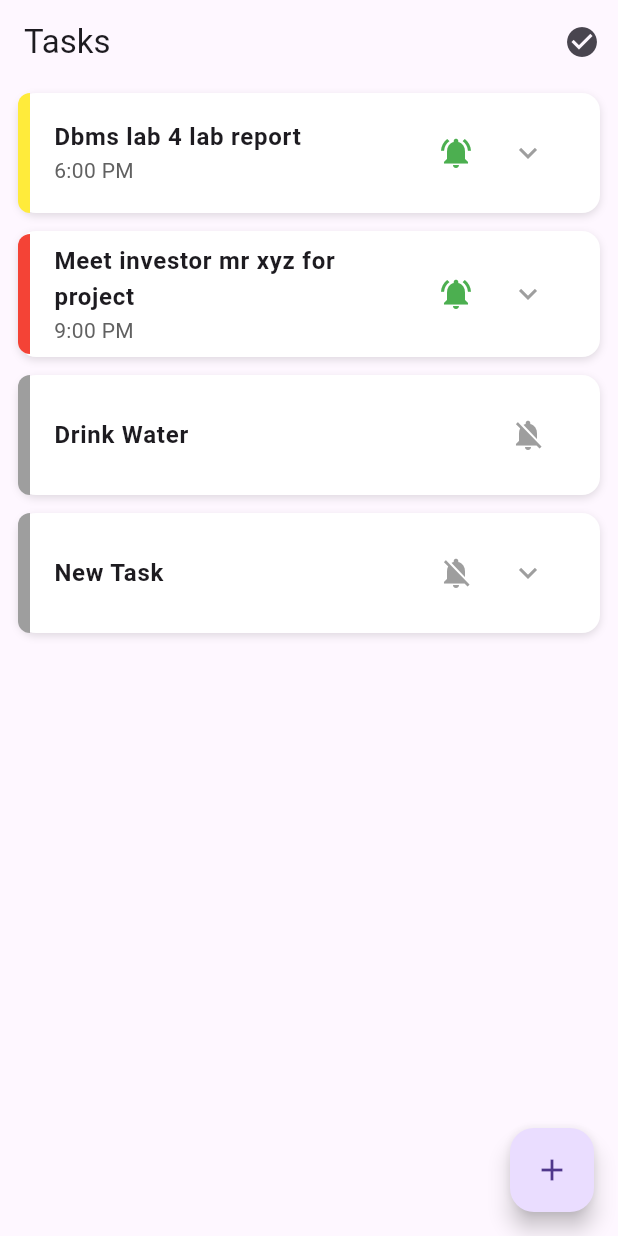
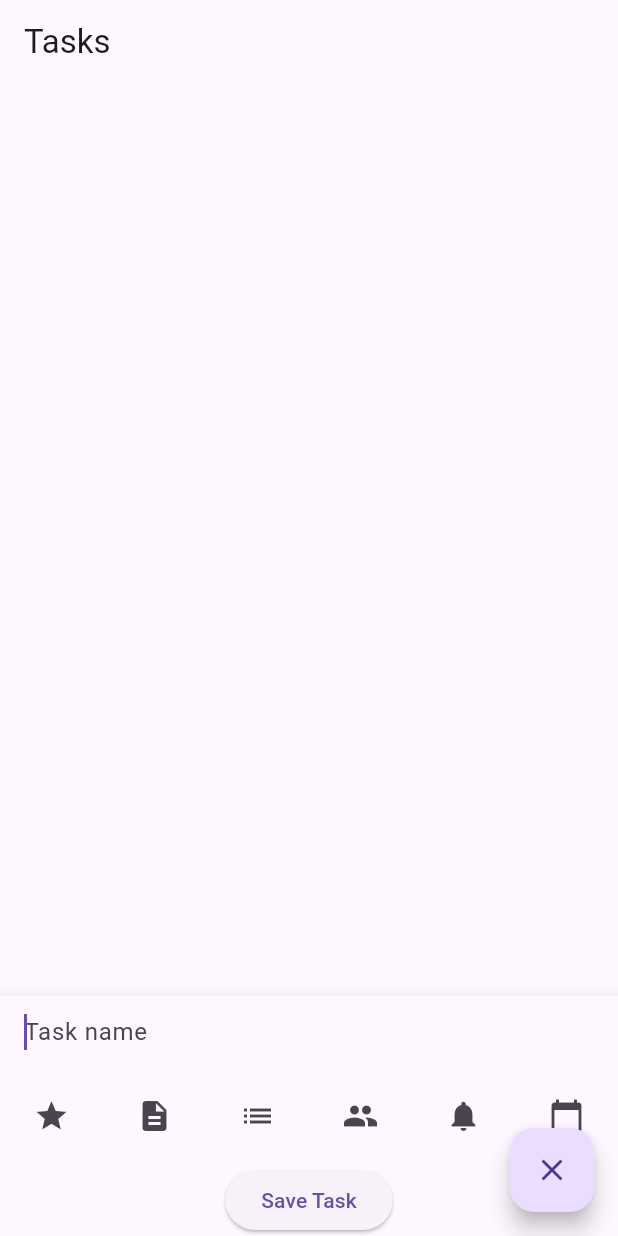
Before and after one commit to AayushJha2004/todo_flutter, a Flutter app: the screen it shows after launch, after a tap on the "add" icon, on a phone screen of 412 x 824 dp. Run offline on Flutter 3.47's test engine with Material 3 defaults, Android fonts, the phone set to English and light mode, and no system bars.

Commit message:
add task done now need to check if keyboard comes if i do it in phone  cz in emmulator is not showing keyboard

```diff
--- a/lib/main.dart
+++ b/lib/main.dart
@@ -25,42 +25,52 @@
 }
 
 class _TaskScreenState extends State<TaskScreen> {
-  List<Task> tasks = [
-    Task(
-      title: 'Dbms lab 4 lab report',
-      date: DateTime.now(),
-      time: TimeOfDay(hour: 18, minute: 0),
-      notification: true,
-      importance: 'Medium',
-      group: 'College',
-      details: 'Submit the lab report before 6 PM.',
-    ),
-    Task(
-      title: 'Meet investor mr xyz for project',
-      date: DateTime.now(),
-      time: TimeOfDay(hour: 21, minute: 0),
-      notification: true,
-      importance: 'High',
-      group: 'Work',
-      details: 'Prepare presentation and financial summary.',
-    ),
-    Task(
-      title: 'Drink Water',
-      notification: false,
-      group: 'Personal',
-    ),
-  ];
+  List<Task> tasks = [];
+  Task? editingTask; // To track the task being edited
+  bool isAddingTask = false; // Track if we're adding a new task
+  final TextEditingController _taskController = TextEditingController();
 
-  List<Task> completedTasks = [];
+  @override
+  void dispose() {
+    _taskController.dispose();
+    super.dispose();
+  }
 
-  void toggleExpand(String taskTitle) {
+  /// Add or Save a Task
+  void saveTask() {
     setState(() {
-      tasks.firstWhere((task) => task.title == taskTitle).isExpanded =
-          !(tasks.firstWhere((task) => task.title == taskTitle).isExpanded ??
-              false);
+      if (editingTask != null) {
+        // Update an existing task
+        editingTask!.title = _taskController.text;
+        editingTask = null;
+      } else {
+        // Add a new task
+        tasks.add(Task(
+          title: _taskController.text,
+        ));
+      }
+      isAddingTask = false;
+      _taskController.clear();
     });
   }
 
+  /// Edit a Task
+  void editTask(Task task) {
+    setState(() {
+      editingTask = task;
+      _taskController.text = task.title;
+      isAddingTask = true; // Show the editor
+    });
+  }
+
+  /// Delete a Task
+  void deleteTask(Task task) {
+    setState(() {
+      tasks.remove(task);
+    });
+  }
+
+  /// Toggle Notification
   void toggleNotification(Task task) {
     setState(() {
       task.notification = !task.notification;
@@ -77,38 +87,15 @@
     );
   }
 
-  void editTask(Task task) {
-    ScaffoldMessenger.of(context).showSnackBar(
-      SnackBar(
-        content: Text('Edit Task: "${task.title}"'),
-        duration: Duration(seconds: 1),
-      ),
-    );
+  /// Toggle Task Editor
+  void toggleTaskEditor() {
+    setState(() {
+      isAddingTask = !isAddingTask;
+      if (!isAddingTask) {
+        editingTask = null;
+        _taskController.clear();
       }
-
-  void deleteTask(Task task) {
-    setState(() {
-      tasks.remove(task);
     });
-    ScaffoldMessenger.of(context).showSnackBar(
-      SnackBar(
-        content: Text('Task "${task.title}" deleted'),
-        duration: Duration(seconds: 1),
-      ),
-    );
-  }
-
-  Color getPriorityColor(String importance) {
-    switch (importance) {
-      case 'High':
-        return Colors.red;
-      case 'Medium':
-        return Colors.yellow;
-      case 'Low':
-        return Colors.green;
-      default:
-        return Colors.grey;
-    }
   }
 
   @override
@@ -116,43 +103,96 @@
     return Scaffold(
       appBar: AppBar(
         title: Text('Tasks'),
-        actions: [
-          IconButton(
-            icon: Icon(Icons.check_circle),
-            onPressed: () {
-              ScaffoldMessenger.of(context).showSnackBar(
-                SnackBar(
-                  content: Text(
-                    'Completed Tasks: ${completedTasks.length}',
       ),
-                  duration: Duration(seconds: 2),
-                ),
-              );
-            },
-          )
-        ],
-      ),
-      body: ListView.builder(
+      body: Column(
+        children: [
+          Expanded(
+            child: ListView.builder(
               itemCount: tasks.length,
               itemBuilder: (context, index) {
                 final task = tasks[index];
-
                 return TaskCard(
                   task: task,
                   onDelete: () => deleteTask(task),
                   onEdit: () => editTask(task),
                   onToggleNotification: () => toggleNotification(task),
-            onExpand: () => toggleExpand(task.title),
+                  onExpand: () {},
                 );
               },
             ),
+          ),
+
+          // Inline Task Editor
+          if (isAddingTask)
+            Material(
+              elevation: 8,
+              child: Column(
+                children: [
+                  TextField(
+                    controller: _taskController,
+                    autofocus: true,
+                    decoration: InputDecoration(
+                      hintText: 'Task name',
+                      contentPadding: EdgeInsets.symmetric(
+                          horizontal: 16, vertical: 8),
+                      border: InputBorder.none,
+                    ),
+                  ),
+                  SizedBox(height: 8),
+                  Row(
+                    mainAxisAlignment: MainAxisAlignment.spaceAround,
+                    children: [
+                      IconButton(
+                        icon: Icon(Icons.star),
+                        onPressed: () {
+                          // Handle Importance
+                        },
+                      ),
+                      IconButton(
+                        icon: Icon(Icons.description),
+                        onPressed: () {
+                          // Handle Details (mutually exclusive with Subpoints)
+                        },
+                      ),
+                      IconButton(
+                        icon: Icon(Icons.list),
+                        onPressed: () {
+                          // Handle Subpoints (mutually exclusive with Details)
+                        },
+                      ),
+                      IconButton(
+                        icon: Icon(Icons.group),
+                        onPressed: () {
+                          // Handle Group Assignment
+                        },
+                      ),
+                      IconButton(
+                        icon: Icon(Icons.notifications),
+                        onPressed: () {
+                          // Handle Notification Toggle
+                        },
+                      ),
+                      IconButton(
+                        icon: Icon(Icons.calendar_today),
+                        onPressed: () {
+                          // Handle Date and Time Selection
+                        },
+                      ),
+                    ],
+                  ),
+                  SizedBox(height: 8),
+                  ElevatedButton(
+                    onPressed: saveTask,
+                    child: Text('Save Task'),
+                  ),
+                ],
+              ),
+            ),
+        ],
+      ),
       floatingActionButton: FloatingActionButton(
-        onPressed: () {
-          setState(() {
-            tasks.add(Task(title: 'New Task', details: 'Added dynamically'));
-          });
-        },
-        child: Icon(Icons.add),
+        onPressed: toggleTaskEditor,
+        child: Icon(isAddingTask ? Icons.close : Icons.add),
       ),
     );
   }
```
Also changed, not shown: lib/widgets/task_editor.dart (added, +206 -0 lines). Lines whose indentation alone changed are shown as unchanged.
